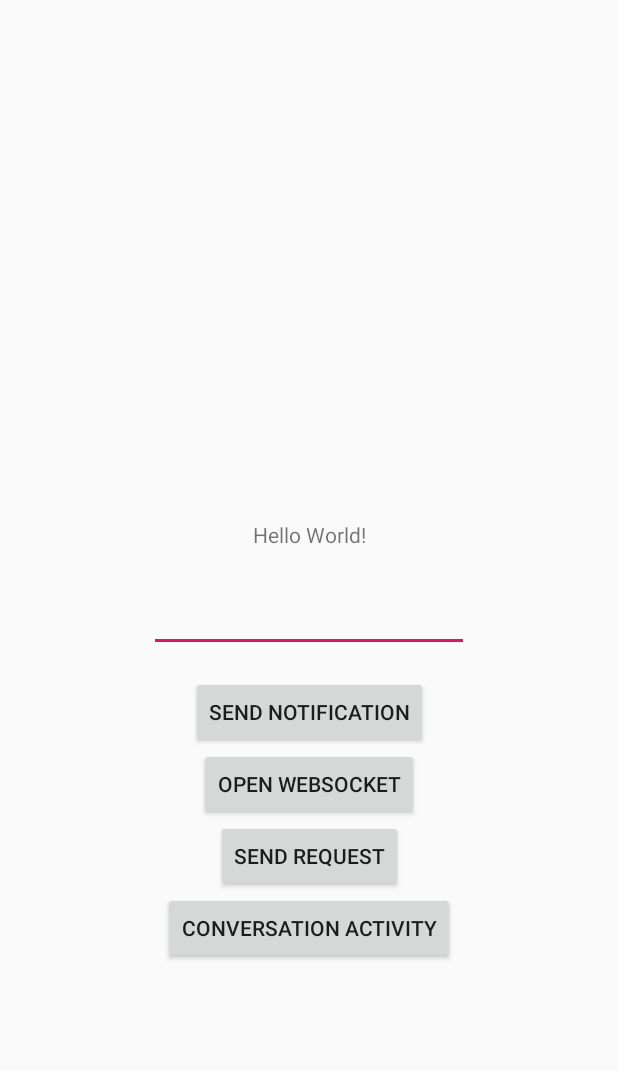
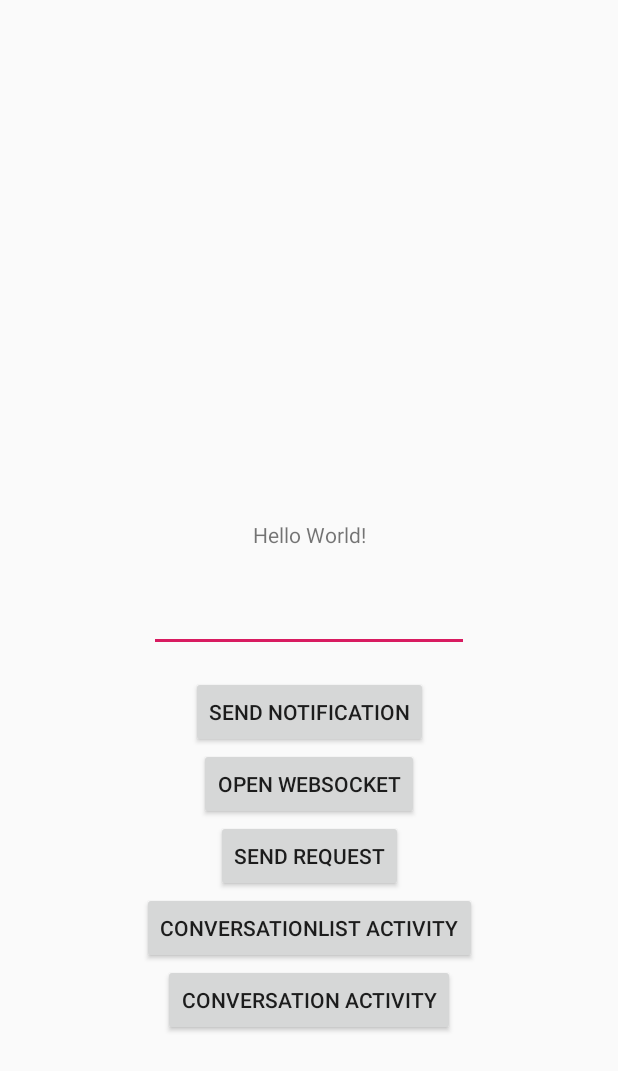
Before and after one commit to AMOS-NextHMI/messaging-frontend, an Android app: the screen it shows after launch (MainActivity), on a phone screen of 412 x 824 dp. Shown: the top 1071 px of the screen. Run offline under Robolectric (Android 15) with nearby library versions, the phone set to English and light mode, and no system bars; 1 statement that could not run was skipped.

Commit message:
Send button to send message implemented, Communication between ConvActivity and ConvList halfway implemented

```diff
--- a/mobile/src/main/java/com/example/messaging_frontend/MainActivity.java
+++ b/mobile/src/main/java/com/example/messaging_frontend/MainActivity.java
@@ -16,6 +16,7 @@ import android.os.IBinder;
 import android.view.View;
 import android.widget.Button;
 import android.widget.EditText;
+import android.widget.TextView;
 
 public class MainActivity extends AppCompatActivity {
     // TODO: outsource notifications
@@ -57,8 +58,8 @@ public class MainActivity extends AppCompatActivity {
                 }
             }
         });
-        Button conversationButton = findViewById(R.id.conversationButton);
-        conversationButton.setOnClickListener(new View.OnClickListener() {
+        Button conversationListButton = findViewById(R.id.conversationListButton);
+        conversationListButton.setOnClickListener(new View.OnClickListener() {
             @Override
             public void onClick(View view) {
                 if (mBound) {
@@ -66,8 +67,20 @@ public class MainActivity extends AppCompatActivity {
                 }
             }
         });
+        Button conversationButton = findViewById(R.id.conversationButton);
+        conversationButton.setOnClickListener(new View.OnClickListener() {
+            @Override
+            public void onClick(View view) {
+                if (mBound) {
+                    launchConversationActivity("Feriel is  such an amazing  person.");
+                }
+            }
+        });
+
 
         createNotificationChannel();
+
+
 
         // Start and bind service (only bind would also be an option)
         Intent intent = new Intent(this, MessageService.class);
@@ -147,4 +160,10 @@ public class MainActivity extends AppCompatActivity {
         myIntent.putExtra("key", value); //Optional parameters - This can be used to pass parameters to the new activity.
         MainActivity.this.startActivity(myIntent);
     }
+    void launchConversationActivity(String value) {
+        // https://stackoverflow.com/questions/4186021/how-to-start-new-activity-on-button-click
+        Intent myIntent = new Intent(MainActivity.this, ConversationActivity.class);
+        myIntent.putExtra("key", value); //Optional parameters - This can be used to pass parameters to the new activity.
+        MainActivity.this.startActivity(myIntent);
+    }
 }
--- a/mobile/src/main/res/layout/activity_main.xml
+++ b/mobile/src/main/res/layout/activity_main.xml
@@ -67,6 +67,18 @@
         app:layout_constraintVertical_bias="0.0" />
 
     <Button
+        android:id="@+id/conversationListButton"
+        android:layout_width="wrap_content"
+        android:layout_height="wrap_content"
+        android:text="conversationList activity"
+        app:layout_constraintBottom_toBottomOf="parent"
+        app:layout_constraintEnd_toEndOf="parent"
+        app:layout_constraintHorizontal_bias="0.5"
+        app:layout_constraintStart_toStartOf="parent"
+        app:layout_constraintTop_toBottomOf="@+id/sendButton"
+        app:layout_constraintVertical_bias="0.0" />
+
+    <Button
         android:id="@+id/conversationButton"
         android:layout_width="wrap_content"
         android:layout_height="wrap_content"
@@ -75,7 +87,7 @@
         app:layout_constraintEnd_toEndOf="parent"
         app:layout_constraintHorizontal_bias="0.5"
         app:layout_constraintStart_toStartOf="parent"
-        app:layout_constraintTop_toBottomOf="@+id/sendButton"
+        app:layout_constraintTop_toBottomOf="@+id/conversationListButton"
         app:layout_constraintVertical_bias="0.0" />
 
 </androidx.constraintlayout.widget.ConstraintLayout>
```
Also changed, not shown: mobile/src/main/java/com/example/messaging_frontend/ConversationActivity.java (+31 -22 lines), mobile/src/main/java/com/example/messaging_frontend/ConversationListAdapter.java (+23 -1 lines).
